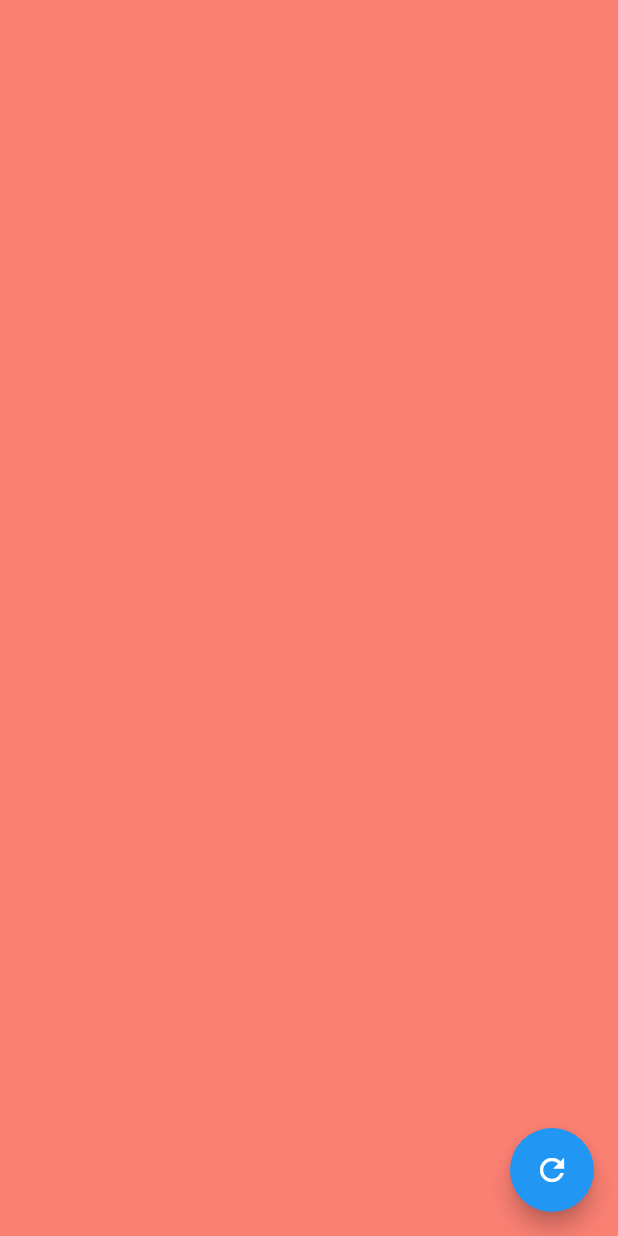
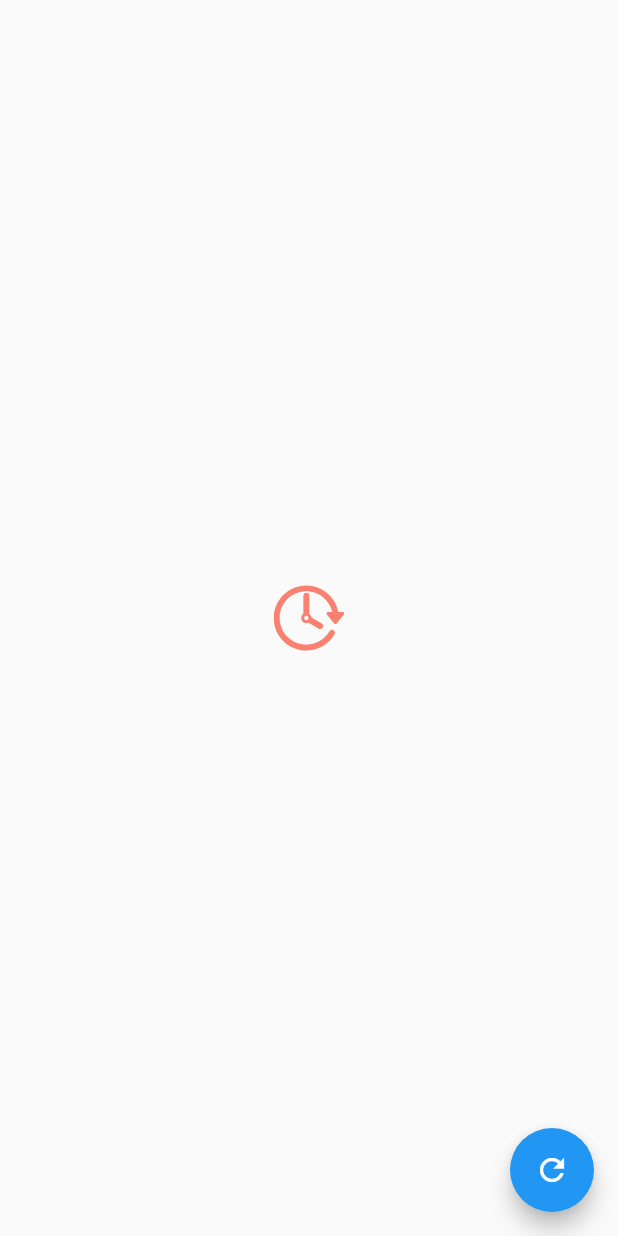
Before and after one commit to devmvk/random, a Flutter app: the screen it shows after launch, on a phone screen of 412 x 824 dp. Run offline on Flutter 3.47's test engine with Material 2 defaults, Android fonts, the phone set to English and light mode, and no system bars; our stand-ins replace flutter_svg, rxdart.

Commit message:
svg random color succes

```diff
--- a/random_flutter/lib/screens/home_screen.dart
+++ b/random_flutter/lib/screens/home_screen.dart
@@ -1,4 +1,5 @@
 import 'package:flutter/material.dart';
+import 'package:flutter_svg/svg.dart';
 import 'package:provider/provider.dart';
 import 'package:random_flutter/bloc/home_bloc.dart';
 import 'package:random_flutter/resources/app_colors.dart';
@@ -40,9 +41,13 @@ class HomePage extends StatelessWidget {
       initialData: AppColors.salmon,
       builder: (BuildContext context, AsyncSnapshot<Color> snapshot) {
         return Scaffold(
-          backgroundColor: snapshot.data,
-          body: Container(
-            //color: snapshot.data,
+          //backgroundColor: snapshot.data,
+          body: Center(
+            child: Container(
+              child: SvgPicture.asset("assets/time.svg",
+               color: snapshot.data,
+              ),
+            ),
           ),
           floatingActionButton: FloatingActionButton(
             onPressed: () async {
--- a/random_flutter/pubspec.yaml
+++ b/random_flutter/pubspec.yaml
@@ -22,6 +22,7 @@ dependencies:
   http: ^0.12.0+4
   provider: ^4.0.5
   rxdart: ^0.23.1
+  flutter_svg: ^0.17.4
 
   # The following adds the Cupertino Icons font to your application.
   # Use with the CupertinoIcons class for iOS style icons.
@@ -41,9 +42,8 @@ flutter:
   # the material Icons class.
   uses-material-design: true
   # To add assets to your application, add an assets section, like this:
-  # assets:
-  #  - images/a_dot_burr.jpeg
-  #  - images/a_dot_ham.jpeg
+  assets:
+    - assets/time.svg
   # An image asset can refer to one or more resolution-specific "variants", see
   # https://flutter.dev/assets-and-images/#resolution-aware.
   # For details regarding adding assets from package dependencies, see
```
Also changed, not shown: random_flutter/assets/time.svg (added), random_flutter/pubspec.lock.
